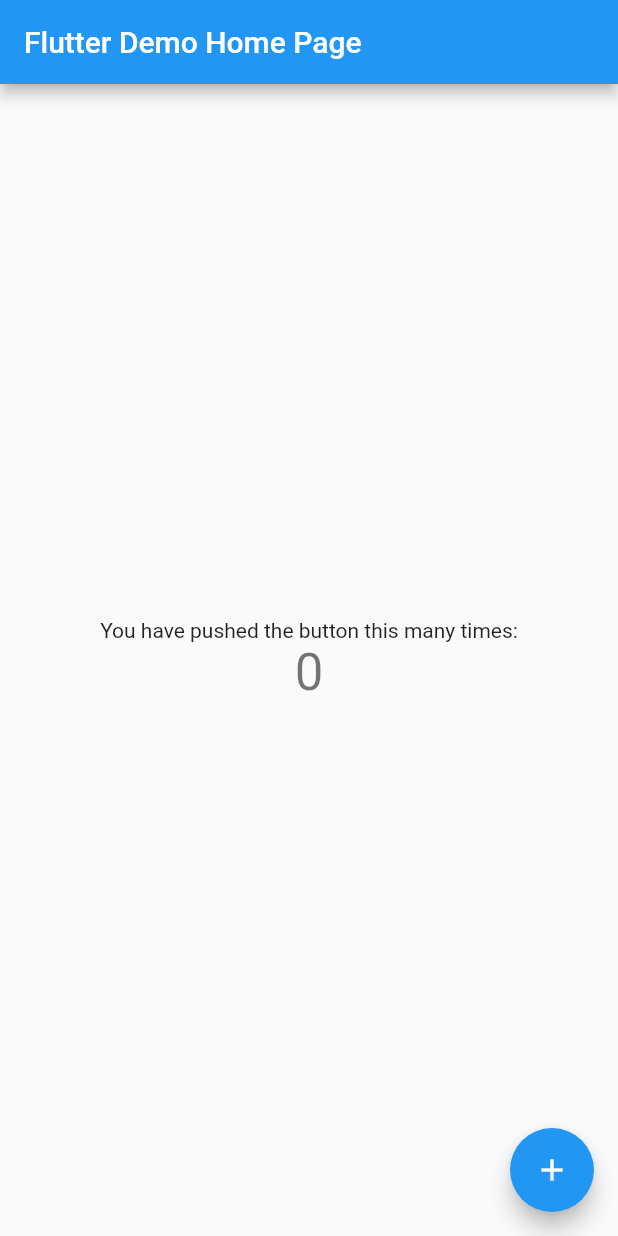
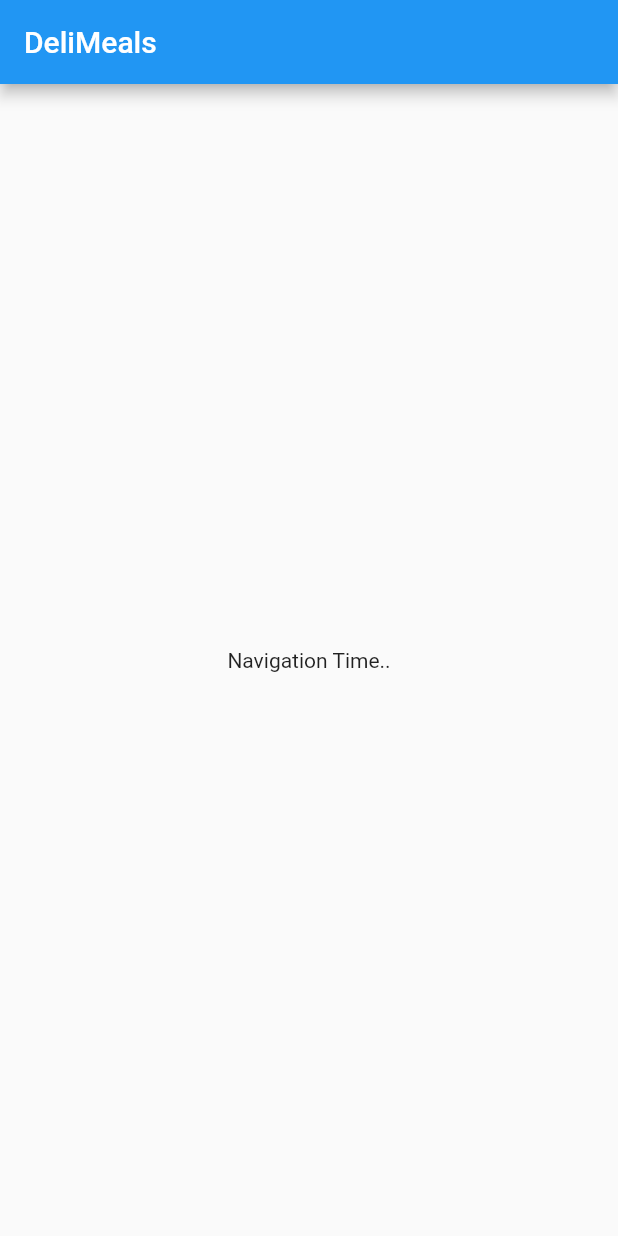
Before and after one commit to oxygamelab/academind_deli_meals, a Flutter app: the screen it shows after launch, on a phone screen of 412 x 824 dp. Run offline on Flutter 3.47's test engine with Material 2 defaults, Android fonts, the phone set to English and light mode, and no system bars.

Commit message:
first commit

```diff
--- a/lib/main.dart
+++ b/lib/main.dart
@@ -3,109 +3,33 @@ import 'package:flutter/material.dart';
 void main() => runApp(MyApp());
 
 class MyApp extends StatelessWidget {
-  // This widget is the root of your application.
   @override
   Widget build(BuildContext context) {
     return MaterialApp(
-      title: 'Flutter Demo',
+      title: 'DeliMeals',
       theme: ThemeData(
-        // This is the theme of your application.
-        //
-        // Try running your application with "flutter run". You'll see the
-        // application has a blue toolbar. Then, without quitting the app, try
-        // changing the primarySwatch below to Colors.green and then invoke
-        // "hot reload" (press "r" in the console where you ran "flutter run",
-        // or simply save your changes to "hot reload" in a Flutter IDE).
-        // Notice that the counter didn't reset back to zero; the application
-        // is not restarted.
         primarySwatch: Colors.blue,
       ),
-      home: MyHomePage(title: 'Flutter Demo Home Page'),
+      home: MyHomePage(),
     );
   }
 }
 
 class MyHomePage extends StatefulWidget {
-  MyHomePage({Key key, this.title}) : super(key: key);
-
-  // This widget is the home page of your application. It is stateful, meaning
-  // that it has a State object (defined below) that contains fields that affect
-  // how it looks.
-
-  // This class is the configuration for the state. It holds the values (in this
-  // case the title) provided by the parent (in this case the App widget) and
-  // used by the build method of the State. Fields in a Widget subclass are
-  // always marked "final".
-
-  final String title;
-
   @override
   _MyHomePageState createState() => _MyHomePageState();
 }
 
 class _MyHomePageState extends State<MyHomePage> {
-  int _counter = 0;
-
-  void _incrementCounter() {
-    setState(() {
-      // This call to setState tells the Flutter framework that something has
-      // changed in this State, which causes it to rerun the build method below
-      // so that the display can reflect the updated values. If we changed
-      // _counter without calling setState(), then the build method would not be
-      // called again, and so nothing would appear to happen.
-      _counter++;
-    });
-  }
-
   @override
   Widget build(BuildContext context) {
-    // This method is rerun every time setState is called, for instance as done
-    // by the _incrementCounter method above.
-    //
-    // The Flutter framework has been optimized to make rerunning build methods
-    // fast, so that you can just rebuild anything that needs updating rather
-    // than having to individually change instances of widgets.
     return Scaffold(
       appBar: AppBar(
-        // Here we take the value from the MyHomePage object that was created by
-        // the App.build method, and use it to set our appbar title.
-        title: Text(widget.title),
+        title: Text('DeliMeals'),
       ),
       body: Center(
-        // Center is a layout widget. It takes a single child and positions it
-        // in the middle of the parent.
-        child: Column(
-          // Column is also a layout widget. It takes a list of children and
-          // arranges them vertically. By default, it sizes itself to fit its
-          // children horizontally, and tries to be as tall as its parent.
-          //
-          // Invoke "debug painting" (press "p" in the console, choose the
-          // "Toggle Debug Paint" action from the Flutter Inspector in Android
-          // Studio, or the "Toggle Debug Paint" command in Visual Studio Code)
-          // to see the wireframe for each widget.
-          //
-          // Column has various properties to control how it sizes itself and
-          // how it positions its children. Here we use mainAxisAlignment to
-          // center the children vertically; the main axis here is the vertical
-          // axis because Columns are vertical (the cross axis would be
-          // horizontal).
-          mainAxisAlignment: MainAxisAlignment.center,
-          children: <Widget>[
-            Text(
-              'You have pushed the button this many times:',
-            ),
-            Text(
-              '$_counter',
-              style: Theme.of(context).textTheme.display1,
-            ),
-          ],
-        ),
+        child: Text('Navigation Time..'),
       ),
-      floatingActionButton: FloatingActionButton(
-        onPressed: _incrementCounter,
-        tooltip: 'Increment',
-        child: Icon(Icons.add),
-      ), // This trailing comma makes auto-formatting nicer for build methods.
     );
   }
 }
```
Also changed, not shown: lib/categories_screen.dart (added, +16 -0 lines), lib/category_item.dart (added, +21 -0 lines), lib/dummy_data.dart (added, +56 -0 lines), lib/models/category.dart (added, +13 -0 lines).
